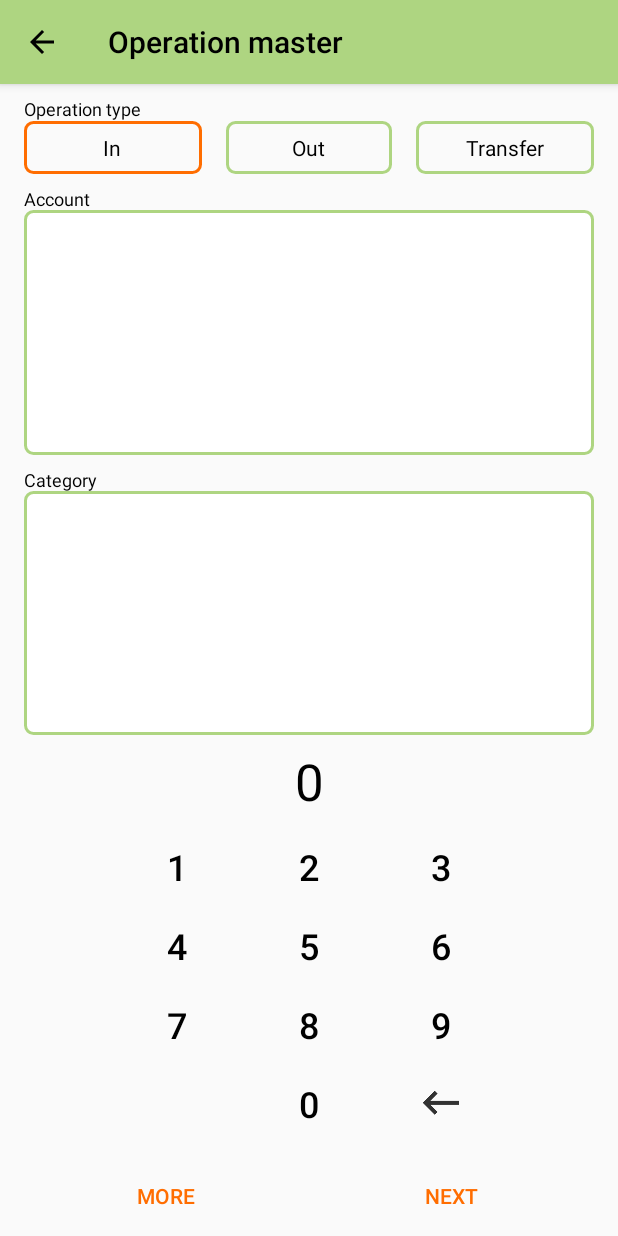
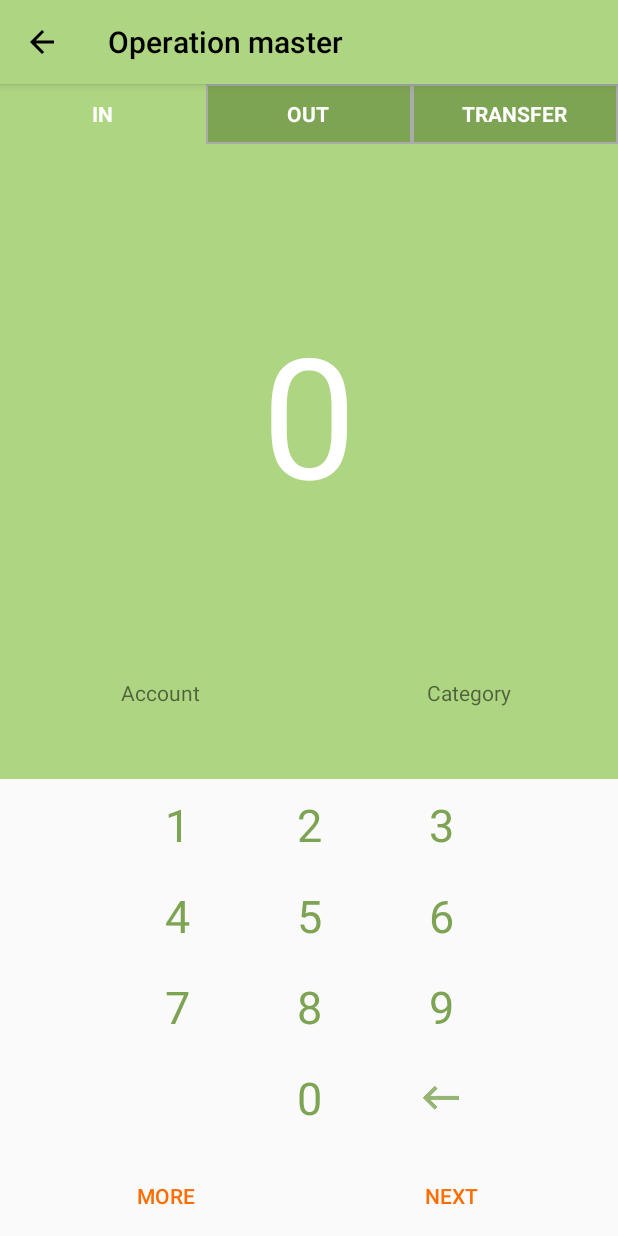
Before and after one commit to EgorenkovPavel/CashFlow, an Android app: the OperationMasterActivity screen opened directly, with no data from a screen before it, on a phone screen of 412 x 824 dp. Run offline under Robolectric (Android 15) with nearby library versions, the phone set to English and light mode, and no system bars.

Commit message:
Design master

```diff
--- a/app/src/main/java/com/epipasha/cashflow/OperationMasterActivity.java
+++ b/app/src/main/java/com/epipasha/cashflow/OperationMasterActivity.java
@@ -45,7 +45,7 @@ public class OperationMasterActivity extends BaseActivity implements LoaderManag
     private ViewGroup parentContainer;
     private RadioGroup groupType;
     private Spinner spinAccount, spinAnalytic;
-    private TextView lblSum;
+    private TextView lblSum, lblAnalytic;
 
     @Override
     public void onCreate(Bundle savedInstanceState) {
@@ -104,10 +104,12 @@ public class OperationMasterActivity extends BaseActivity implements LoaderManag
     private void initAnalyticSpinner() {
         switch (groupType.getCheckedRadioButtonId()){
             case R.id.btnIn: case R.id.btnOut:{
+                lblAnalytic.setText(getString(R.string.category));
                 getSupportLoaderManager().restartLoader(CATEGORY_LOADER_ID, null, OperationMasterActivity.this);
                 break;
             }
             case R.id.btnTransfer:{
+                lblAnalytic.setText(getString(R.string.account));
                 getSupportLoaderManager().restartLoader(REP_ACCOUNT_LOADER_ID, null, OperationMasterActivity.this);
                 break;
             }
@@ -146,6 +148,7 @@ public class OperationMasterActivity extends BaseActivity implements LoaderManag
 
         spinAnalytic = (Spinner)findViewById(R.id.spinner_analytic);
 
+        lblAnalytic = findViewById(R.id.lblAnalytic);
         lblSum = (TextView) findViewById(R.id.operation_master_sum);
 
         Button btn0 = (Button) findViewById(R.id.digit_0);
--- a/app/src/main/res/drawable/master_radiobutton.xml
+++ b/app/src/main/res/drawable/master_radiobutton.xml
@@ -1,16 +1,8 @@
 <?xml version="1.0" encoding="utf-8"?>
 <selector xmlns:android="http://schemas.android.com/apk/res/android">
 
-        <item
-            android:drawable="@drawable/type"
-            android:state_checked="true"
-            android:state_pressed="true" />
-        <item
-            android:drawable="@drawable/type_accent"
-            android:state_pressed="true" />
-        <item
-            android:drawable="@drawable/type_accent"
-            android:state_checked="true" />
-        <item
-            android:drawable="@drawable/type" />
+        <item android:state_checked="true" android:state_pressed="true" android:drawable="@drawable/type" />
+        <item android:state_pressed="true" android:drawable="@drawable/type_accent" />
+        <item android:state_checked="true" android:drawable="@drawable/type_accent" />
+        <item android:drawable="@drawable/type" />
 </selector>
--- a/app/src/main/res/drawable/type.xml
+++ b/app/src/main/res/drawable/type.xml
@@ -2,11 +2,10 @@
 <shape
     xmlns:android="http://schemas.android.com/apk/res/android"
     android:shape="rectangle" >
-    <corners
-        android:radius="5dp" />
     <solid
-        android:color="@android:color/transparent" />
+        android:color="@color/colorPrimaryDark" />
     <stroke
-        android:width="2dp"
-        android:color="@color/colorPrimary" />
- </shape>
+        android:color="@android:color/darker_gray"
+        android:width="1dp">
+    </stroke>
+</shape>
--- a/app/src/main/res/drawable/type_accent.xml
+++ b/app/src/main/res/drawable/type_accent.xml
@@ -2,11 +2,7 @@
 <shape
     xmlns:android="http://schemas.android.com/apk/res/android"
     android:shape="rectangle" >
-    <corners
-        android:radius="5dp" />
     <solid
-        android:color="@android:color/transparent" />
-    <stroke
-        android:width="2dp"
-        android:color="@color/colorAccent" />
+        android:color="@color/colorPrimary" />
+
  </shape>
--- a/app/src/main/res/layout/activity_operation_master.xml
+++ b/app/src/main/res/layout/activity_operation_master.xml
@@ -1,5 +1,6 @@
 <?xml version="1.0" encoding="utf-8"?>
-<android.support.design.widget.CoordinatorLayout xmlns:android="http://schemas.android.com/apk/res/android"
+<android.support.design.widget.CoordinatorLayout
+    xmlns:android="http://schemas.android.com/apk/res/android"
     xmlns:app="http://schemas.android.com/apk/res-auto"
     xmlns:tools="http://schemas.android.com/tools"
     android:layout_width="match_parent"
@@ -27,116 +28,100 @@
                 app:popupTheme="@style/AppTheme.PopupOverlay" />
         </android.support.design.widget.AppBarLayout>
 
-        <TextView
-            android:id="@+id/tvOperationType"
-            android:layout_width="0dp"
-            android:layout_height="wrap_content"
-            android:layout_marginEnd="16dp"
-            android:layout_marginStart="16dp"
-            android:layout_marginTop="8dp"
-            android:text="@string/operation_type"
-            android:textAppearance="@style/TextAppearance.AppCompat.Caption"
-            app:layout_constraintEnd_toEndOf="parent"
-            app:layout_constraintStart_toStartOf="parent"
-            app:layout_constraintTop_toBottomOf="@+id/appbar" />
-
         <RadioGroup
             android:id="@+id/type_group"
             android:layout_width="0dp"
-            android:layout_height="wrap_content"
+            android:layout_height="40dp"
             android:layout_alignParentStart="true"
             android:layout_below="@+id/appbar"
             android:orientation="horizontal"
-            app:layout_constraintEnd_toEndOf="@+id/tvOperationType"
-            app:layout_constraintStart_toStartOf="@+id/tvOperationType"
-            app:layout_constraintTop_toBottomOf="@+id/tvOperationType"
-            tools:ignore="NotSibling">
+            app:layout_constraintEnd_toEndOf="parent"
+            app:layout_constraintStart_toStartOf="parent"
+            app:layout_constraintTop_toBottomOf="@+id/appbar">
 
             <RadioButton
                 android:id="@+id/btnIn"
                 style="@style/TypeButton"
-                android:layout_marginRight="8dp"
-                android:text="@string/in" />
+                android:layout_width="match_parent"
+                android:layout_height="match_parent"
+                android:layout_weight="1"
+                android:text="@string/in"
+                android:textAllCaps="true"
+                android:textColor="@android:color/background_light"
+                android:textStyle="bold"
+                tools:checked="true" />
 
             <RadioButton
                 android:id="@+id/btnOut"
                 style="@style/TypeButton"
-                android:layout_marginLeft="8dp"
-                android:layout_marginRight="8dp"
-                android:text="@string/out" />
+                android:layout_width="match_parent"
+                android:layout_height="match_parent"
+                android:layout_weight="1"
+                android:text="@string/out"
+                android:textAllCaps="true"
+                android:textColor="@android:color/background_light"
+                android:textStyle="bold" />
 
             <RadioButton
                 android:id="@+id/btnTransfer"
                 style="@style/TypeButton"
-                android:layout_marginLeft="8dp"
-                android:text="@string/transfer" />
+                android:layout_width="match_parent"
+                android:layout_height="match_parent"
+                android:layout_weight="1"
+                android:text="@string/transfer"
+                android:textAllCaps="true"
+                android:textColor="@android:color/background_light"
+                android:textStyle="bold" />
 
         </RadioGroup>
-
-        <TextView
-            android:id="@+id/tvAccount"
-            android:layout_width="wrap_content"
-            android:layout_height="16dp"
-            android:layout_marginTop="8dp"
-            android:text="@string/account"
-            android:textAppearance="@style/TextAppearance.AppCompat.Caption"
-            app:layout_constraintBottom_toTopOf="@+id/spinner_account"
-            app:layout_constraintStart_toStartOf="@+id/tvOperationType"
-            app:layout_constraintTop_toBottomOf="@+id/type_group" />
 
         <Spinner
             android:id="@+id/spinner_account"
             android:layout_width="0dp"
-            android:layout_height="0dp"
+            android:layout_height="48dp"
             android:layout_alignParentStart="true"
             android:layout_below="@+id/type_group"
             android:layout_weight="1"
-            android:background="@drawable/input_field"
-            app:layout_constraintBottom_toTopOf="@+id/textView"
-            app:layout_constraintEnd_toEndOf="@+id/tvOperationType"
+            android:background="@drawable/type_accent"
+            app:layout_constraintBottom_toTopOf="@+id/keyboard"
+            app:layout_constraintEnd_toStartOf="@+id/spinner_analytic"
             app:layout_constraintHorizontal_bias="0.5"
-            app:layout_constraintStart_toStartOf="@+id/tvOperationType"
-            app:layout_constraintTop_toBottomOf="@+id/tvAccount" />
-
-        <TextView
-            android:id="@+id/textView"
-            android:layout_width="wrap_content"
-            android:layout_height="16dp"
-            android:layout_marginTop="8dp"
-            android:text="@string/category"
-            android:textAppearance="@style/TextAppearance.AppCompat.Caption"
-            app:layout_constraintBottom_toTopOf="@+id/spinner_analytic"
-            app:layout_constraintStart_toStartOf="@+id/tvOperationType"
-            app:layout_constraintTop_toBottomOf="@+id/spinner_account" />
+            app:layout_constraintHorizontal_chainStyle="spread_inside"
+            app:layout_constraintStart_toStartOf="parent" />
 
         <Spinner
             android:id="@+id/spinner_analytic"
             android:layout_width="0dp"
-            android:layout_height="0dp"
+            android:layout_height="48dp"
             android:layout_alignParentStart="true"
             android:layout_below="@+id/spinner_account"
-            android:layout_marginBottom="8dp"
             android:layout_weight="3"
-            android:background="@drawable/input_field"
-            app:layout_constraintBottom_toTopOf="@+id/operation_master_sum"
-            app:layout_constraintEnd_toEndOf="@+id/tvOperationType"
+            android:background="@drawable/type_accent"
+            app:layout_constraintBottom_toTopOf="@+id/keyboard"
+            app:layout_constraintEnd_toEndOf="parent"
             app:layout_constraintHorizontal_bias="0.5"
-            app:layout_constraintStart_toStartOf="@+id/tvOperationType"
-            app:layout_constraintTop_toBottomOf="@+id/textView" />
+            app:layout_constraintStart_toEndOf="@+id/spinner_account" />
 
         <TextView
             android:id="@+id/operation_master_sum"
             android:layout_width="0dp"
-            android:layout_height="wrap_content"
+            android:layout_height="0dp"
             android:layout_above="@+id/keyboard"
             android:layout_alignParentStart="true"
-            android:layout_marginBottom="8dp"
+            android:background="@color/colorPrimary"
             android:ems="10"
             android:gravity="center"
+            android:paddingBottom="16dp"
+            android:paddingEnd="16dp"
+            android:paddingStart="16dp"
             android:textAppearance="@style/TextAppearance.AppCompat.Display1"
-            app:layout_constraintBottom_toTopOf="@+id/keyboard"
-            app:layout_constraintEnd_toEndOf="@+id/tvOperationType"
-            app:layout_constraintStart_toStartOf="@+id/tvOperationType"
+            android:textColor="@android:color/background_light"
+            app:autoSizeTextType="uniform"
+            app:layout_constraintBottom_toTopOf="@+id/spinner_account"
+            app:layout_constraintEnd_toEndOf="@+id/type_group"
+            app:layout_constraintHorizontal_bias="0.0"
+            app:layout_constraintStart_toStartOf="@+id/type_group"
+            app:layout_constraintTop_toBottomOf="@+id/type_group"
             tools:text="1000" />
 
         <Button
@@ -173,5 +158,27 @@
             app:layout_constraintEnd_toEndOf="parent"
             app:layout_constraintStart_toStartOf="parent" />
 
+        <TextView
+            android:id="@+id/lblAccount"
+            android:layout_width="wrap_content"
+            android:layout_height="wrap_content"
+            android:layout_marginEnd="8dp"
+            android:layout_marginStart="16dp"
+            android:text="@string/account"
+            app:layout_constraintBottom_toTopOf="@+id/spinner_account"
+            app:layout_constraintEnd_toStartOf="@+id/spinner_analytic"
+            app:layout_constraintStart_toStartOf="parent" />
+
+        <TextView
+            android:id="@+id/lblAnalytic"
+            android:layout_width="wrap_content"
+            android:layout_height="wrap_content"
+            android:layout_marginEnd="8dp"
+            android:layout_marginStart="16dp"
+            android:text="@string/category"
+            app:layout_constraintBottom_toTopOf="@+id/spinner_analytic"
+            app:layout_constraintEnd_toEndOf="@+id/spinner_analytic"
+            app:layout_constraintStart_toStartOf="@+id/spinner_analytic" />
+
     </android.support.constraint.ConstraintLayout>
 </android.support.design.widget.CoordinatorLayout>
--- a/app/src/main/res/layout/include_keyboard.xml
+++ b/app/src/main/res/layout/include_keyboard.xml
@@ -9,63 +9,91 @@
         style="@style/Widget.AppCompat.Button.Borderless.Digit"
         android:layout_column="0"
         android:layout_row="0"
-        android:text="@string/digit_1" />
+        android:fontFamily="sans-serif"
+        android:text="@string/digit_1"
+        android:textAllCaps="false"
+        android:textColor="@color/colorPrimaryDark"
+        android:textSize="30sp" />
 
     <Button
         android:id="@+id/digit_2"
         style="@style/Widget.AppCompat.Button.Borderless.Digit"
         android:layout_column="1"
         android:layout_row="0"
-        android:text="@string/digit_2" />
+        android:fontFamily="sans-serif"
+        android:text="@string/digit_2"
+        android:textColor="@color/colorPrimaryDark"
+        android:textSize="30sp" />
 
     <Button
         android:id="@+id/digit_3"
         style="@style/Widget.AppCompat.Button.Borderless.Digit"
         android:layout_column="2"
         android:layout_row="0"
-        android:text="@string/digit_3" />
+        android:fontFamily="sans-serif"
+        android:text="@string/digit_3"
+        android:textColor="@color/colorPrimaryDark"
+        android:textSize="30sp" />
 
     <Button
         android:id="@+id/digit_4"
         style="@style/Widget.AppCompat.Button.Borderless.Digit"
         android:layout_column="0"
         android:layout_row="1"
-        android:text="@string/digit_4" />
+        android:fontFamily="sans-serif"
+        android:text="@string/digit_4"
+        android:textColor="@color/colorPrimaryDark"
+        android:textSize="30sp" />
 
     <Button
         android:id="@+id/digit_5"
         style="@style/Widget.AppCompat.Button.Borderless.Digit"
         android:layout_column="1"
         android:layout_row="1"
-        android:text="@string/digit_5" />
+        android:fontFamily="sans-serif"
+        android:text="@string/digit_5"
+        android:textColor="@color/colorPrimaryDark"
+        android:textSize="30sp" />
 
     <Button
         android:id="@+id/digit_6"
         style="@style/Widget.AppCompat.Button.Borderless.Digit"
         android:layout_column="2"
         android:layout_row="1"
-        android:text="@string/digit_6" />
+        android:fontFamily="sans-serif"
+        android:text="@string/digit_6"
+        android:textColor="@color/colorPrimaryDark"
+        android:textSize="30sp" />
 
     <Button
         android:id="@+id/digit_9"
         style="@style/Widget.AppCompat.Button.Borderless.Digit"
         android:layout_column="2"
         android:layout_row="2"
-        android:text="@string/digit_9" />
+        android:fontFamily="sans-serif"
+        android:text="@string/digit_9"
+        android:textColor="@color/colorPrimaryDark"
+        android:textSize="30sp" />
 
     <Button
         android:id="@+id/digit_0"
         style="@style/Widget.AppCompat.Button.Borderless.Digit"
         android:layout_column="1"
         android:layout_row="3"
-        android:text="@string/digit_0" />
+        android:fontFamily="sans-serif"
+        android:text="@string/digit_0"
+        android:textColor="@color/colorPrimaryDark"
+        android:textSize="30sp" />
 
     <ImageButton
         android:id="@+id/digit_back"
         style="@style/Widget.AppCompat.Button.Borderless.Digit"
+        android:layout_height="wrap_content"
         android:layout_column="2"
+        android:layout_gravity="fill"
         android:layout_row="3"
         android:src="@drawable/ic_backspace"
+        android:tint="@color/colorPrimaryDark"
         tools:ignore="ContentDescription" />
 
     <Button
@@ -73,12 +101,18 @@
         style="@style/Widget.AppCompat.Button.Borderless.Digit"
         android:layout_column="0"
         android:layout_row="2"
-        android:text="@string/digit_7" />
+        android:fontFamily="sans-serif"
+        android:text="@string/digit_7"
+        android:textColor="@color/colorPrimaryDark"
+        android:textSize="30sp" />
 
     <Button
         android:id="@+id/digit_8"
         style="@style/Widget.AppCompat.Button.Borderless.Digit"
         android:layout_column="1"
         android:layout_row="2"
-        android:text="@string/digit_8" />
+        android:fontFamily="sans-serif"
+        android:text="@string/digit_8"
+        android:textColor="@color/colorPrimaryDark"
+        android:textSize="30sp" />
 </GridLayout>
--- a/app/src/main/res/layout/list_item_account.xml
+++ b/app/src/main/res/layout/list_item_account.xml
@@ -3,11 +3,12 @@
     xmlns:app="http://schemas.android.com/apk/res-auto"
     xmlns:tools="http://schemas.android.com/tools"
     android:layout_width="match_parent"
-    android:layout_height="56dp">
+    android:layout_height="48dp">
 
     <TextView
         android:id="@+id/account_list_item_sum"
         android:layout_width="wrap_content"
+        android:layout_height="wrap_content"
         android:layout_marginBottom="8dp"
         android:layout_marginEnd="16dp"
         android:layout_marginTop="8dp"
@@ -17,8 +18,7 @@
         app:layout_constraintBottom_toBottomOf="parent"
         app:layout_constraintEnd_toEndOf="parent"
         app:layout_constraintTop_toTopOf="parent"
-        tools:text="10000"
-        android:layout_height="wrap_content" />
+        tools:text="10000" />
 
     <TextView
         android:id="@+id/account_list_item_name"
--- a/app/src/main/res/layout/list_item_master_category.xml
+++ b/app/src/main/res/layout/list_item_master_category.xml
@@ -3,7 +3,7 @@
     xmlns:app="http://schemas.android.com/apk/res-auto"
     xmlns:tools="http://schemas.android.com/tools"
     android:layout_width="match_parent"
-    android:layout_height="72dp">
+    android:layout_height="48dp">
 
     <TextView
         android:id="@+id/tv_category"
```
